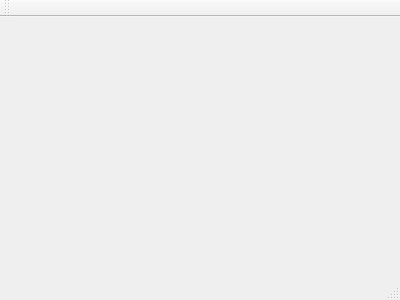
Old version of the form S/smainwindow.ui in the repository zhaohuarong/C-S-Cmd.
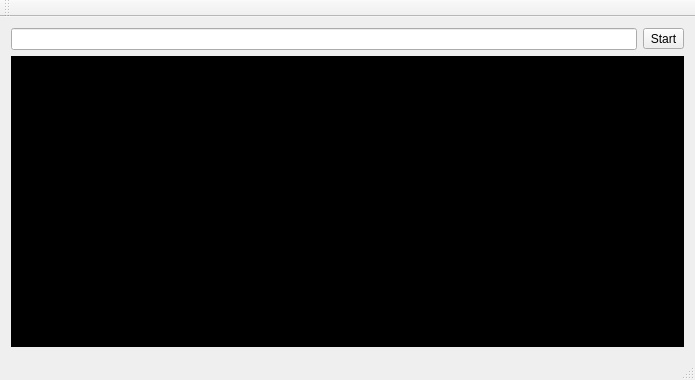
New version of the form.

```diff
--- a/S/smainwindow.ui
+++ b/S/smainwindow.ui
@@ -1,24 +1,64 @@
 <ui version="4.0">
  <class>SMainWindow</class>
- <widget class="QMainWindow" name="SMainWindow" >
-  <property name="geometry" >
+ <widget class="QMainWindow" name="SMainWindow">
+  <property name="geometry">
    <rect>
     <x>0</x>
     <y>0</y>
-    <width>400</width>
-    <height>300</height>
+    <width>695</width>
+    <height>380</height>
    </rect>
   </property>
   <property name="windowTitle" >
    <string>SMainWindow</string>
   </property>
-  <widget class="QMenuBar" name="menuBar" />
-  <widget class="QToolBar" name="mainToolBar" />
-  <widget class="QWidget" name="centralWidget" />
-  <widget class="QStatusBar" name="statusBar" />
+  <widget class="QWidget" name="centralWidget">
+   <layout class="QVBoxLayout" name="verticalLayout">
+    <item>
+     <layout class="QHBoxLayout" name="horizontalLayout">
+      <item>
+       <widget class="QLineEdit" name="ledtCmd"/>
+      </item>
+      <item>
+       <widget class="QToolButton" name="btnStart">
+        <property name="text">
+         <string>Start</string>
+        </property>
+       </widget>
+      </item>
+     </layout>
+    </item>
+    <item>
+     <widget class="QTextBrowser" name="log">
+      <property name="styleSheet">
+       <string notr="true">background-color: rgb(0, 0, 0);
+color: rgb(0, 255, 0);</string>
+      </property>
+     </widget>
+    </item>
+   </layout>
+  </widget>
+  <widget class="QMenuBar" name="menuBar">
+   <property name="geometry">
+    <rect>
+     <x>0</x>
+     <y>0</y>
+     <width>695</width>
+     <height>22</height>
+    </rect>
+   </property>
+  </widget>
+  <widget class="QToolBar" name="mainToolBar">
+   <attribute name="toolBarArea">
+    <enum>TopToolBarArea</enum>
+   </attribute>
+   <attribute name="toolBarBreak">
+    <bool>false</bool>
+   </attribute>
+  </widget>
+  <widget class="QStatusBar" name="statusBar"/>
  </widget>
- <layoutDefault spacing="6" margin="11" />
- <pixmapfunction></pixmapfunction>
+ <layoutdefault spacing="6" margin="11"/>
  <resources/>
  <connections/>
 </ui>
```
Left out of the diff: 3 changed lines with no effect on the pictures.
